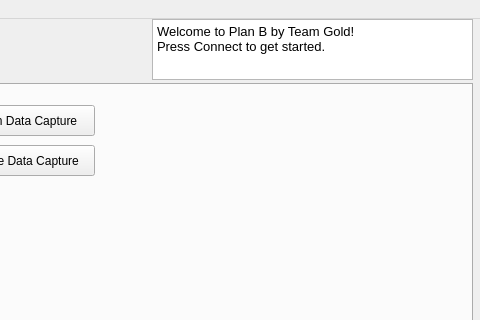
Old version of the form python/PlanB/resources/planb.ui in the repository KenwoodFox/EG-207; both pictures show x 518 to 998 and y 0 to 320 of the 998 by 623 pixel window.
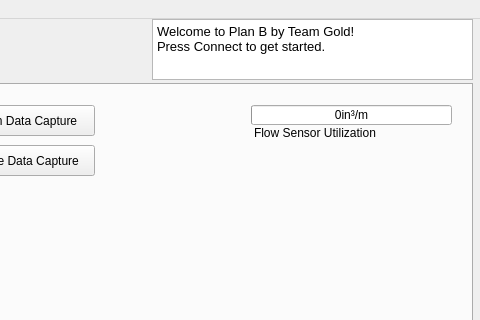
New version of the form. Icons and pictures are not drawn. Custom widgets are drawn as their Qt base class.

Commit message: Put rain sensor util bar on main page

```diff
--- a/python/PlanB/resources/planb.ui
+++ b/python/PlanB/resources/planb.ui
@@ -95,6 +95,38 @@
        <string>Pause Data Capture</string>
       </property>
      </widget>
+     <widget class="QProgressBar" name="waterFlowRateBar">
+      <property name="geometry">
+       <rect>
+        <x>767</x>
+        <y>20</y>
+        <width>201</width>
+        <height>20</height>
+       </rect>
+      </property>
+      <property name="maximum">
+       <number>25</number>
+      </property>
+      <property name="value">
+       <number>0</number>
+      </property>
+      <property name="format">
+       <string notr="true">%vin³/m</string>
+      </property>
+     </widget>
+     <widget class="QLabel" name="label_2">
+      <property name="geometry">
+       <rect>
+        <x>770</x>
+        <y>40</y>
+        <width>141</width>
+        <height>16</height>
+       </rect>
+      </property>
+      <property name="text">
+       <string>Flow Sensor Utilization</string>
+      </property>
+     </widget>
     </widget>
     <widget class="QWidget" name="calibrationTab">
      <attribute name="title">
```
The commit also changes 4 other files.
